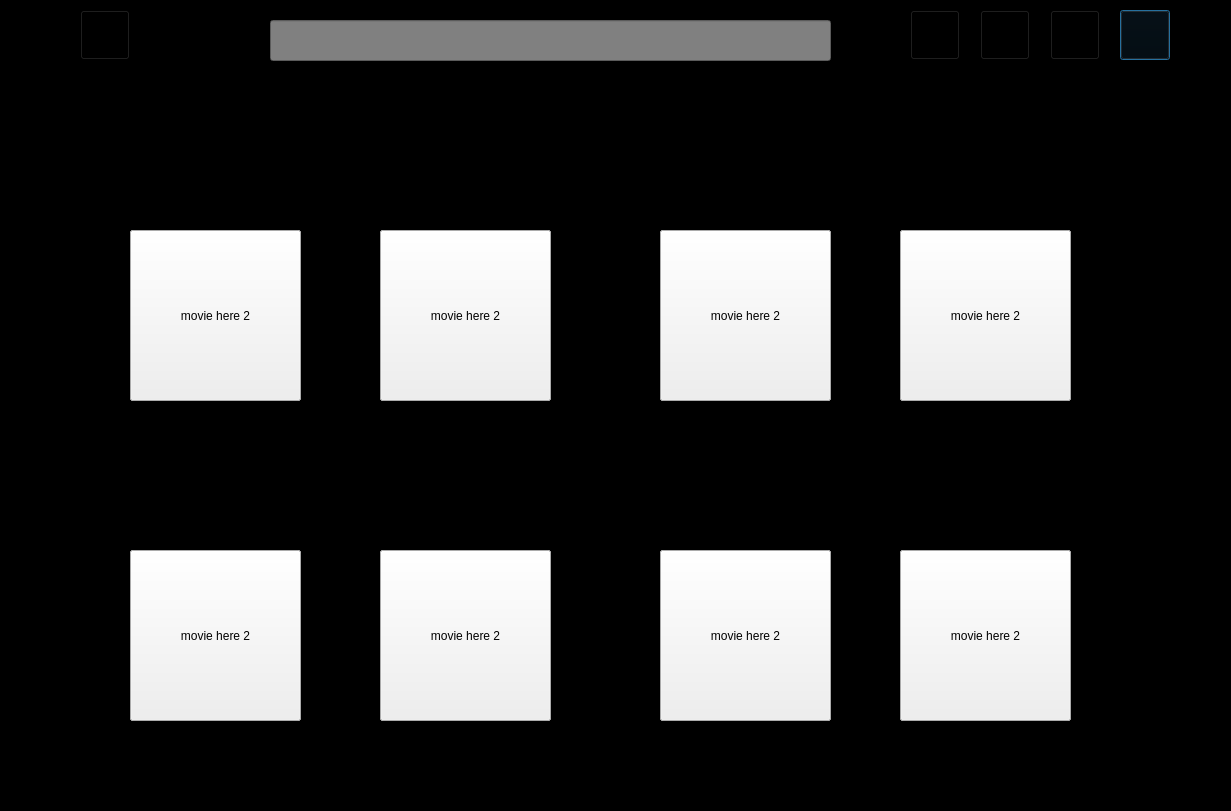
PokharelAditya/MovieMaestro, file homepage.ui: the form before one commit.
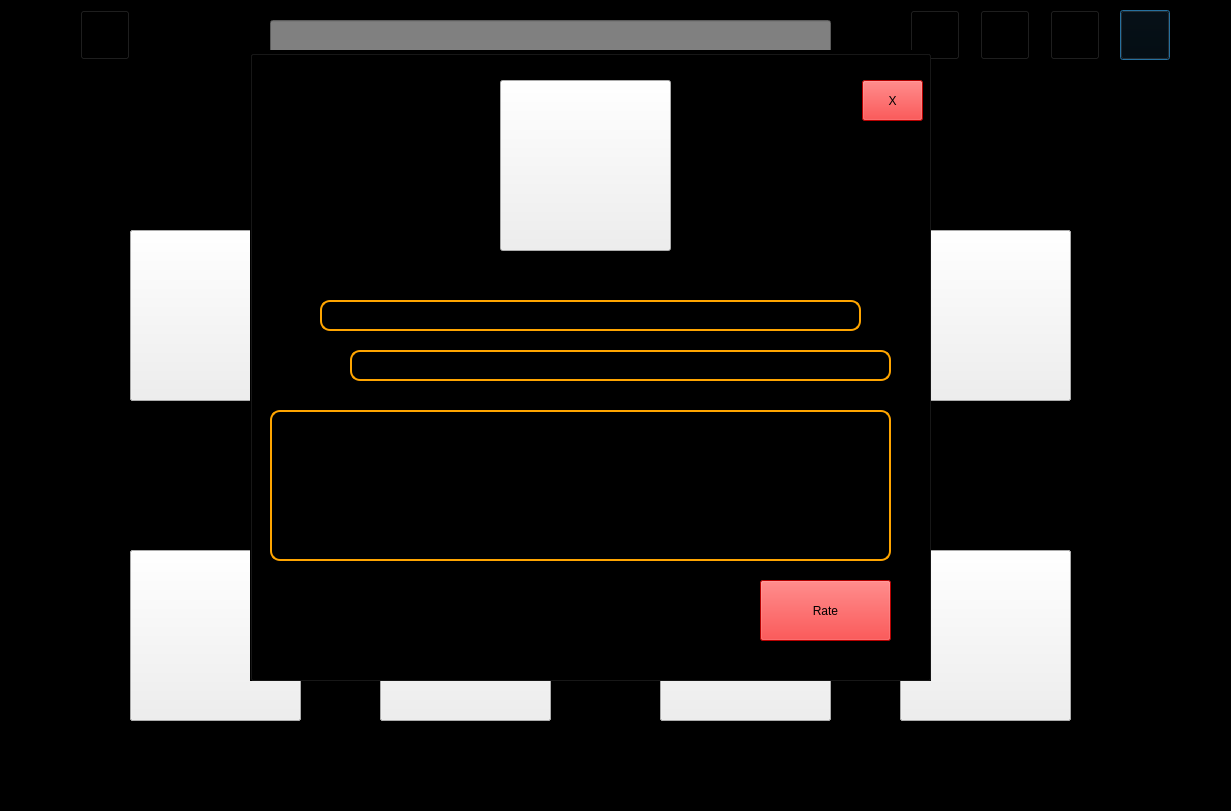
The form after the commit. Icons and pictures are not drawn.

Commit message: added for you , recent tabs and movie description added rating system too

```diff
--- a/homepage.ui
+++ b/homepage.ui
@@ -261,7 +261,7 @@
 }</string>
     </property>
     <property name="text">
-     <string>movie here</string>
+     <string/>
     </property>
     <property name="iconSize">
      <size>
@@ -298,7 +298,7 @@
 }</string>
     </property>
     <property name="text">
-     <string>movie here</string>
+     <string/>
     </property>
     <property name="iconSize">
      <size>
@@ -335,7 +335,7 @@
 }</string>
     </property>
     <property name="text">
-     <string>movie here</string>
+     <string/>
     </property>
     <property name="iconSize">
      <size>
@@ -372,7 +372,7 @@
 }</string>
     </property>
     <property name="text">
-     <string>movie here</string>
+     <string/>
     </property>
     <property name="iconSize">
      <size>
@@ -478,7 +478,7 @@
 }</string>
     </property>
     <property name="text">
-     <string>movie here 2</string>
+     <string/>
     </property>
     <property name="iconSize">
      <size>
@@ -515,7 +515,7 @@
 }</string>
     </property>
     <property name="text">
-     <string>movie here 2</string>
+     <string/>
     </property>
     <property name="iconSize">
      <size>
@@ -552,7 +552,7 @@
 }</string>
     </property>
     <property name="text">
-     <string>movie here 2</string>
+     <string/>
     </property>
     <property name="iconSize">
      <size>
@@ -589,7 +589,7 @@
 }</string>
     </property>
     <property name="text">
-     <string>movie here 2</string>
+     <string/>
     </property>
     <property name="iconSize">
      <size>
@@ -643,7 +643,7 @@
 }</string>
     </property>
     <property name="text">
-     <string>movie here 1</string>
+     <string/>
     </property>
     <property name="iconSize">
      <size>
@@ -680,7 +680,7 @@
 }</string>
     </property>
     <property name="text">
-     <string>movie here 1</string>
+     <string/>
     </property>
     <property name="iconSize">
      <size>
@@ -717,7 +717,7 @@
 }</string>
     </property>
     <property name="text">
-     <string>movie here 1</string>
+     <string/>
     </property>
     <property name="iconSize">
      <size>
@@ -754,7 +754,7 @@
 }</string>
     </property>
     <property name="text">
-     <string>movie here 1</string>
+     <string/>
     </property>
     <property name="iconSize">
      <size>
@@ -881,7 +881,7 @@
 }</string>
     </property>
     <property name="text">
-     <string>movie here 2</string>
+     <string/>
     </property>
     <property name="iconSize">
      <size>
@@ -918,7 +918,7 @@
 }</string>
     </property>
     <property name="text">
-     <string>movie here 2</string>
+     <string/>
     </property>
     <property name="iconSize">
      <size>
@@ -955,7 +955,7 @@
 }</string>
     </property>
     <property name="text">
-     <string>movie here 2</string>
+     <string/>
     </property>
     <property name="iconSize">
      <size>
@@ -992,7 +992,7 @@
 }</string>
     </property>
     <property name="text">
-     <string>movie here 2</string>
+     <string/>
     </property>
     <property name="iconSize">
      <size>
@@ -1002,6 +1002,287 @@
     </property>
    </widget>
   </widget>
+  <widget class="QGroupBox" name="descriptionbox">
+   <property name="geometry">
+    <rect>
+     <x>250</x>
+     <y>50</y>
+     <width>681</width>
+     <height>631</height>
+    </rect>
+   </property>
+   <property name="styleSheet">
+    <string notr="true"/>
+   </property>
+   <property name="title">
+    <string/>
+   </property>
+   <widget class="QPushButton" name="moviedescbtn">
+    <property name="geometry">
+     <rect>
+      <x>250</x>
+      <y>30</y>
+      <width>171</width>
+      <height>171</height>
+     </rect>
+    </property>
+    <property name="cursor">
+     <cursorShape>PointingHandCursor</cursorShape>
+    </property>
+    <property name="styleSheet">
+     <string notr="true">QPushButton
+{
+background:none;
+height:60px;
+width:30px;
+}
+QPushButton:hover
+{
+background:none;
+height:80px;
+width:50px;
+
+}</string>
+    </property>
+    <property name="text">
+     <string/>
+    </property>
+    <property name="iconSize">
+     <size>
+      <width>30</width>
+      <height>60</height>
+     </size>
+    </property>
+   </widget>
+   <widget class="QLabel" name="castlabel">
+    <property name="geometry">
+     <rect>
+      <x>10</x>
+      <y>250</y>
+      <width>131</width>
+      <height>31</height>
+     </rect>
+    </property>
+    <property name="font">
+     <font>
+      <family>Arial Black</family>
+      <pointsize>9</pointsize>
+      <italic>true</italic>
+      <bold>true</bold>
+     </font>
+    </property>
+    <property name="text">
+     <string>Cast</string>
+    </property>
+   </widget>
+   <widget class="QLabel" name="movienamelabel">
+    <property name="geometry">
+     <rect>
+      <x>250</x>
+      <y>210</y>
+      <width>131</width>
+      <height>31</height>
+     </rect>
+    </property>
+    <property name="font">
+     <font>
+      <family>Arial Black</family>
+      <pointsize>9</pointsize>
+      <italic>true</italic>
+      <bold>true</bold>
+     </font>
+    </property>
+    <property name="text">
+     <string/>
+    </property>
+   </widget>
+   <widget class="QLabel" name="directorlabel">
+    <property name="geometry">
+     <rect>
+      <x>10</x>
+      <y>300</y>
+      <width>71</width>
+      <height>31</height>
+     </rect>
+    </property>
+    <property name="font">
+     <font>
+      <family>Arial Black</family>
+      <pointsize>9</pointsize>
+      <italic>true</italic>
+      <bold>true</bold>
+     </font>
+    </property>
+    <property name="text">
+     <string>Director</string>
+    </property>
+   </widget>
+   <widget class="QPushButton" name="star">
+    <property name="geometry">
+     <rect>
+      <x>60</x>
+      <y>540</y>
+      <width>61</width>
+      <height>51</height>
+     </rect>
+    </property>
+    <property name="styleSheet">
+     <string notr="true">background:black;
+border:none;</string>
+    </property>
+    <property name="text">
+     <string/>
+    </property>
+   </widget>
+   <widget class="QPushButton" name="star2">
+    <property name="geometry">
+     <rect>
+      <x>150</x>
+      <y>540</y>
+      <width>61</width>
+      <height>51</height>
+     </rect>
+    </property>
+    <property name="styleSheet">
+     <string notr="true">background:black;
+border:none;</string>
+    </property>
+    <property name="text">
+     <string/>
+    </property>
+   </widget>
+   <widget class="QPushButton" name="star3">
+    <property name="geometry">
+     <rect>
+      <x>240</x>
+      <y>540</y>
+      <width>61</width>
+      <height>51</height>
+     </rect>
+    </property>
+    <property name="styleSheet">
+     <string notr="true">background:black;
+border:none;</string>
+    </property>
+    <property name="text">
+     <string/>
+    </property>
+   </widget>
+   <widget class="QPushButton" name="star4">
+    <property name="geometry">
+     <rect>
+      <x>330</x>
+      <y>540</y>
+      <width>61</width>
+      <height>51</height>
+     </rect>
+    </property>
+    <property name="styleSheet">
+     <string notr="true">background:black;
+border:none;</string>
+    </property>
+    <property name="text">
+     <string/>
+    </property>
+   </widget>
+   <widget class="QPushButton" name="star5">
+    <property name="geometry">
+     <rect>
+      <x>420</x>
+      <y>540</y>
+      <width>61</width>
+      <height>51</height>
+     </rect>
+    </property>
+    <property name="styleSheet">
+     <string notr="true">background:black;
+border:none;</string>
+    </property>
+    <property name="text">
+     <string/>
+    </property>
+   </widget>
+   <widget class="QPushButton" name="ratebtn">
+    <property name="geometry">
+     <rect>
+      <x>510</x>
+      <y>530</y>
+      <width>131</width>
+      <height>61</height>
+     </rect>
+    </property>
+    <property name="cursor">
+     <cursorShape>PointingHandCursor</cursorShape>
+    </property>
+    <property name="styleSheet">
+     <string notr="true">background:Red;</string>
+    </property>
+    <property name="text">
+     <string>Rate</string>
+    </property>
+   </widget>
+   <widget class="QTextEdit" name="description">
+    <property name="geometry">
+     <rect>
+      <x>20</x>
+      <y>360</y>
+      <width>621</width>
+      <height>151</height>
+     </rect>
+    </property>
+    <property name="styleSheet">
+     <string notr="true">border:2px solid orange;
+border-radius:10px;</string>
+    </property>
+   </widget>
+   <widget class="QPushButton" name="pushButton_7">
+    <property name="geometry">
+     <rect>
+      <x>612</x>
+      <y>30</y>
+      <width>61</width>
+      <height>41</height>
+     </rect>
+    </property>
+    <property name="cursor">
+     <cursorShape>PointingHandCursor</cursorShape>
+    </property>
+    <property name="styleSheet">
+     <string notr="true">background:red;</string>
+    </property>
+    <property name="text">
+     <string>X</string>
+    </property>
+   </widget>
+   <widget class="QTextEdit" name="directornames">
+    <property name="geometry">
+     <rect>
+      <x>100</x>
+      <y>300</y>
+      <width>541</width>
+      <height>31</height>
+     </rect>
+    </property>
+    <property name="styleSheet">
+     <string notr="true">border:2px solid orange;
+border-radius:10px;</string>
+    </property>
+   </widget>
+   <widget class="QTextEdit" name="castnames">
+    <property name="geometry">
+     <rect>
+      <x>70</x>
+      <y>250</y>
+      <width>541</width>
+      <height>31</height>
+     </rect>
+    </property>
+    <property name="styleSheet">
+     <string notr="true">border:2px solid orange;
+border-radius:10px;</string>
+    </property>
+   </widget>
+  </widget>
  </widget>
  <resources/>
  <connections/>
```
Left out of the diff: 26 changed lines with no effect on the pictures. The commit also changes 24 other files.
